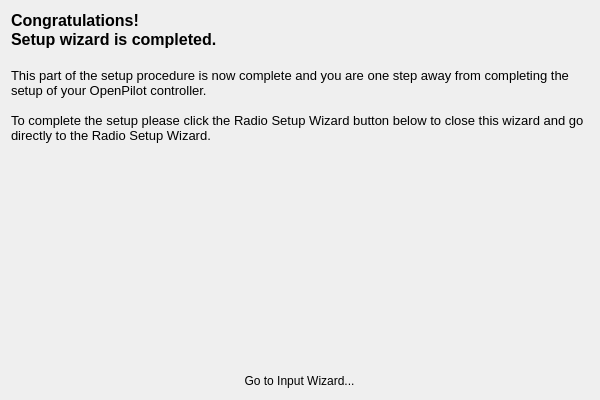
Qt form ground/openpilotgcs/src/plugins/setupwizard/pages/opendpage.ui (openpilot/OpenPilot) before a commit.
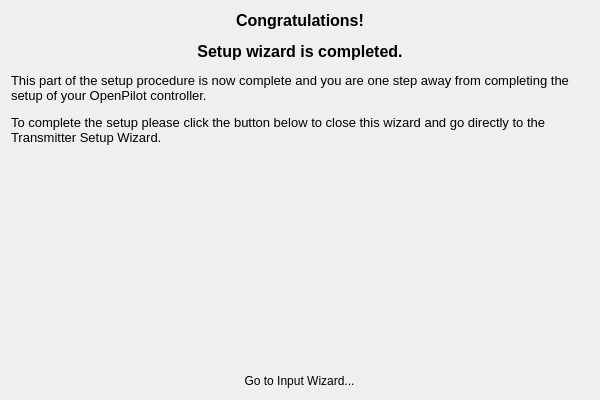
The same form after that commit. Icons and pictures are not drawn.

What changed in the file:
```diff
--- a/ground/openpilotgcs/src/plugins/setupwizard/pages/opendpage.ui
+++ b/ground/openpilotgcs/src/plugins/setupwizard/pages/opendpage.ui
@@ -26,14 +26,11 @@
       <string>&lt;!DOCTYPE HTML PUBLIC &quot;-//W3C//DTD HTML 4.0//EN&quot; &quot;http://www.w3.org/TR/REC-html40/strict.dtd&quot;&gt;
 &lt;html&gt;&lt;head&gt;&lt;meta name=&quot;qrichtext&quot; content=&quot;1&quot; /&gt;&lt;style type=&quot;text/css&quot;&gt;
 p, li { white-space: pre-wrap; }
-&lt;/style&gt;&lt;/head&gt;&lt;body style=&quot; font-family:'MS Shell Dlg 2'; font-size:8pt; font-weight:400; font-style:normal;&quot;&gt;
-&lt;p style=&quot; margin-top:0px; margin-bottom:0px; margin-left:0px; margin-right:0px; -qt-block-indent:0; text-indent:0px;&quot;&gt;&lt;span style=&quot; font-size:12pt; font-weight:600;&quot;&gt;Congratulations!&lt;/span&gt;&lt;/p&gt;
-&lt;p style=&quot; margin-top:0px; margin-bottom:0px; margin-left:0px; margin-right:0px; -qt-block-indent:0; text-indent:0px;&quot;&gt;&lt;span style=&quot; font-size:12pt; font-weight:600;&quot;&gt;Setup wizard is completed.&lt;/span&gt;&lt;/p&gt;
-&lt;p style=&quot;-qt-paragraph-type:empty; margin-top:0px; margin-bottom:0px; margin-left:0px; margin-right:0px; -qt-block-indent:0; text-indent:0px; font-size:12pt; font-weight:600;&quot;&gt;&lt;br /&gt;&lt;/p&gt;
-&lt;p style=&quot; margin-top:0px; margin-bottom:0px; margin-left:0px; margin-right:0px; -qt-block-indent:0; text-indent:0px;&quot;&gt;&lt;span style=&quot; font-size:10pt;&quot;&gt;This part of the setup procedure is now complete and you are one step away from completing the setup of your OpenPilot controller.&lt;/span&gt;&lt;/p&gt;
-&lt;p style=&quot;-qt-paragraph-type:empty; margin-top:0px; margin-bottom:0px; margin-left:0px; margin-right:0px; -qt-block-indent:0; text-indent:0px; font-size:10pt;&quot;&gt;&lt;br /&gt;&lt;/p&gt;
-&lt;p style=&quot; margin-top:0px; margin-bottom:0px; margin-left:0px; margin-right:0px; -qt-block-indent:0; text-indent:0px;&quot;&gt;&lt;span style=&quot; font-size:10pt;&quot;&gt;To complete the setup please click the Radio Setup Wizard button below to close this wizard and go directly to the Radio Setup Wizard.&lt;/span&gt;&lt;/p&gt;
-&lt;p style=&quot;-qt-paragraph-type:empty; margin-top:0px; margin-bottom:0px; margin-left:0px; margin-right:0px; -qt-block-indent:0; text-indent:0px; font-size:10pt;&quot;&gt;&lt;br /&gt;&lt;/p&gt;&lt;/body&gt;&lt;/html&gt;</string>
+&lt;/style&gt;&lt;/head&gt;&lt;body style=&quot; font-family:'Cantarell'; font-size:11pt; font-weight:400; font-style:normal;&quot;&gt;
+&lt;p align=&quot;center&quot; style=&quot; margin-top:12px; margin-bottom:12px; margin-left:0px; margin-right:0px; -qt-block-indent:0; text-indent:0px;&quot;&gt;&lt;span style=&quot; font-family:'MS Shell Dlg 2'; font-size:12pt; font-weight:600;&quot;&gt;Congratulations!&lt;/span&gt;&lt;/p&gt;
+&lt;p align=&quot;center&quot; style=&quot; margin-top:12px; margin-bottom:12px; margin-left:0px; margin-right:0px; -qt-block-indent:0; text-indent:0px;&quot;&gt;&lt;span style=&quot; font-family:'MS Shell Dlg 2'; font-size:12pt; font-weight:600;&quot;&gt;Setup wizard is completed.&lt;/span&gt;&lt;/p&gt;
+&lt;p style=&quot; margin-top:12px; margin-bottom:12px; margin-left:0px; margin-right:0px; -qt-block-indent:0; text-indent:0px;&quot;&gt;&lt;span style=&quot; font-family:'MS Shell Dlg 2'; font-size:10pt;&quot;&gt;This part of the setup procedure is now complete and you are one step away from completing the setup of your OpenPilot controller.&lt;/span&gt;&lt;/p&gt;
+&lt;p style=&quot; margin-top:12px; margin-bottom:12px; margin-left:0px; margin-right:0px; -qt-block-indent:0; text-indent:0px;&quot;&gt;&lt;span style=&quot; font-family:'MS Shell Dlg 2'; font-size:10pt;&quot;&gt;To complete the setup please click the button below to close this wizard and go directly to the Transmitter Setup Wizard.&lt;/span&gt;&lt;/p&gt;&lt;/body&gt;&lt;/html&gt;</string>
      </property>
      <property name="alignment">
       <set>Qt::AlignLeading|Qt::AlignLeft|Qt::AlignTop</set>
```
Left out of the diff: 10 changed lines with no effect on the pictures.
